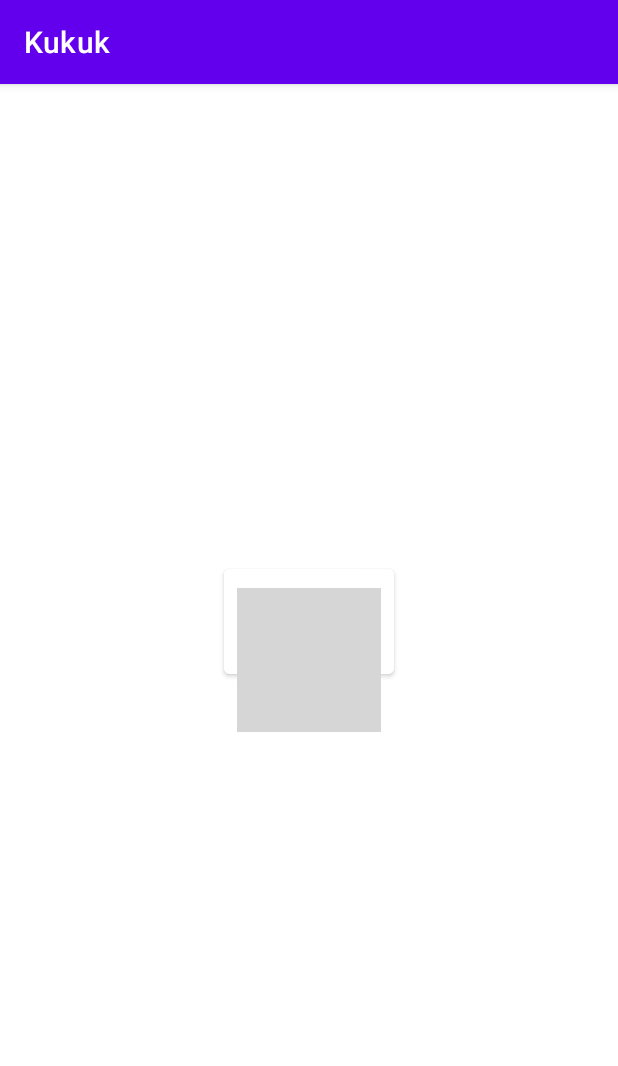
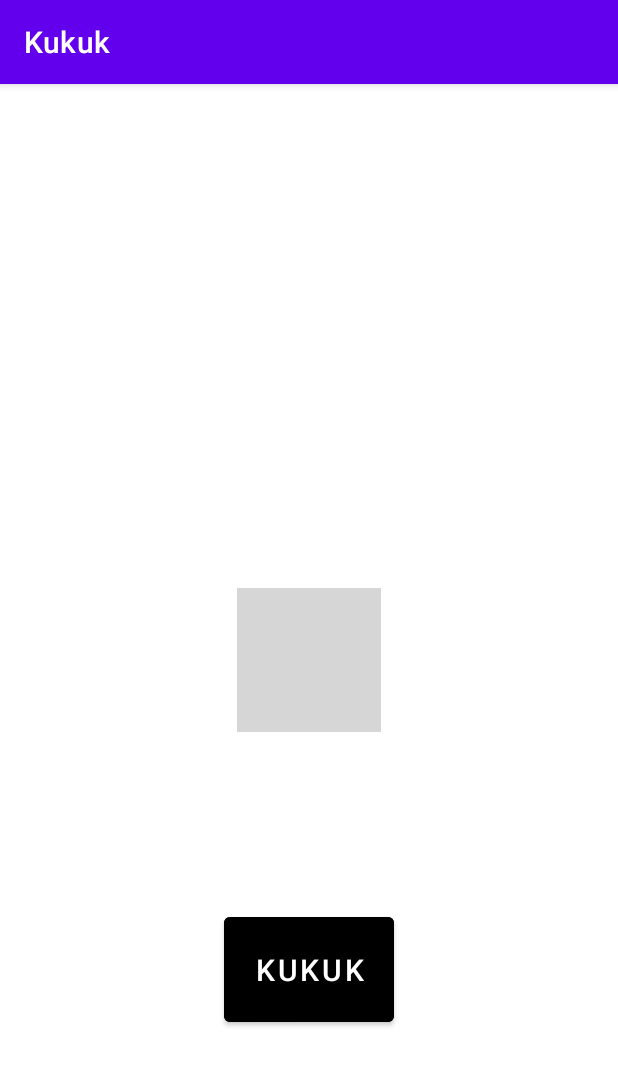
Before and after one commit to djkeu/kukuk, an Android app: the screen it shows after launch (MainActivity), on a phone screen of 412 x 824 dp. Shown: the top 1066 px of the screen. Run offline under Robolectric (Android 15) with nearby library versions, the phone set to English and light mode, and no system bars; Roboto replaces fonts that are not available here; grey boxes are pictures that could not be loaded.

Commit message:
Color kukuk button

```diff
--- a/app/src/main/res/layout/activity_main.xml
+++ b/app/src/main/res/layout/activity_main.xml
@@ -4,6 +4,8 @@
     xmlns:tools="http://schemas.android.com/tools"
     android:layout_width="match_parent"
     android:layout_height="match_parent"
+    android:backgroundTint="@android:color/transparent"
+    android:backgroundTintMode="add"
     tools:context=".MainActivity">
 
     <!-- Background image -->
@@ -24,6 +26,8 @@
     <androidx.constraintlayout.widget.ConstraintLayout
         android:layout_width="match_parent"
         android:layout_height="match_parent"
+        android:backgroundTint="@android:color/transparent"
+        android:backgroundTintMode="add"
         app:layout_constraintBottom_toBottomOf="parent"
         app:layout_constraintEnd_toEndOf="parent"
         app:layout_constraintStart_toStartOf="parent"
@@ -46,15 +50,15 @@
             android:id="@+id/button"
             android:layout_width="113dp"
             android:layout_height="82dp"
-            android:layout_marginTop="32dp"
-            android:backgroundTint="@color/cardview_light_background"
+            android:layout_marginBottom="32dp"
+            android:backgroundTint="@android:color/transparent"
             android:backgroundTintMode="add"
             android:text="@string/kukukButtonText"
-            android:textColor="#181113"
+            android:textColor="@color/design_default_color_on_primary"
             android:textSize="20sp"
+            app:layout_constraintBottom_toTopOf="@+id/textView"
             app:layout_constraintEnd_toEndOf="parent"
-            app:layout_constraintStart_toStartOf="parent"
-            app:layout_constraintTop_toBottomOf="@+id/simpleAnalogClock" />
+            app:layout_constraintStart_toStartOf="parent" />
 
         <!-- Kukuk logo -->
         <TextView
```
